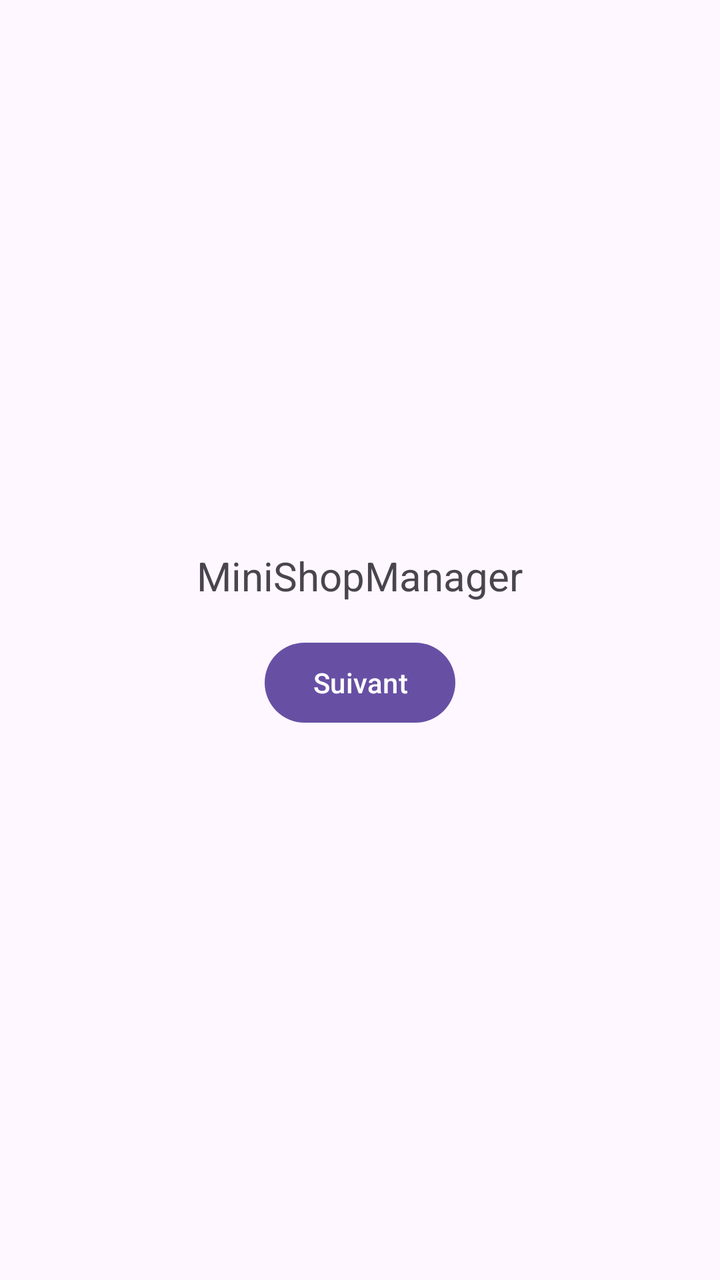
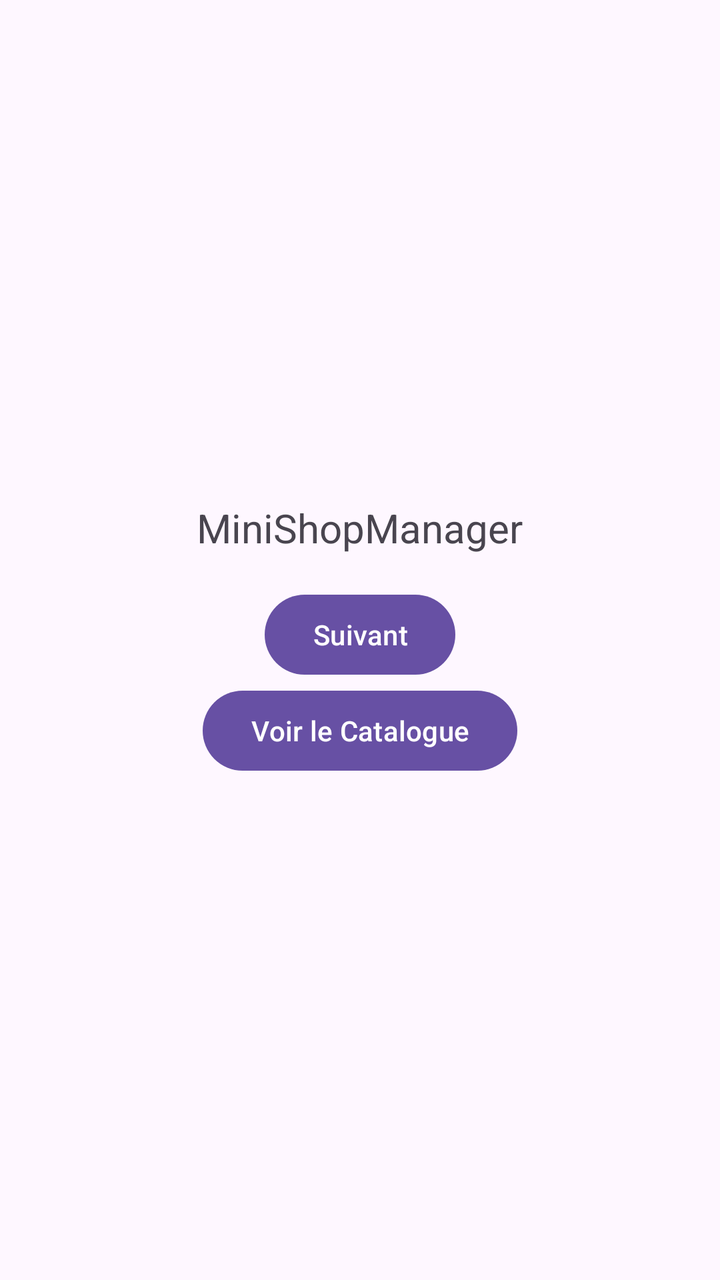

Screens rendered from an Android XML layout before and after an edit, with the pre-edit source and the edit as a unified diff.
<!-- AndroidManifest.xml: application theme Theme.MiniShopManager -->
<!-- res/layout/activity_main.xml -->
<?xml version="1.0" encoding="utf-8"?>
<LinearLayout xmlns:android="http://schemas.android.com/apk/res/android"
    android:layout_width="match_parent"
    android:layout_height="match_parent"
    android:gravity="center"
    android:orientation="vertical">

    <TextView
        android:id="@+id/tvName"
        android:layout_width="wrap_content"
        android:layout_height="wrap_content"
        android:paddingBottom="16dp"
        android:text="MiniShopManager"
        android:textSize="20sp" />

    <Button
        android:id="@+id/btnNext"
        android:layout_width="wrap_content"
        android:layout_height="wrap_content"
        android:text="Suivant" />

</LinearLayout>
<!-- resources referenced by this layout -->
<resources>
  <style name="Theme.MiniShopManager" parent="Base.Theme.MiniShopManager" />
  <style name="Base.Theme.MiniShopManager" parent="Theme.Material3.DayNight.NoActionBar">
          
          
      </style>
</resources>

<!-- the commit's change to res/layout/activity_main.xml (unified diff, before → after) -->
@@ -18,5 +18,9 @@
         android:layout_width="wrap_content"
         android:layout_height="wrap_content"
         android:text="Suivant" />
-
+    <Button
+        android:id="@+id/btnCatalog"
+        android:layout_width="wrap_content"
+        android:layout_height="wrap_content"
+        android:text="Voir le Catalogue" />
 </LinearLayout>
